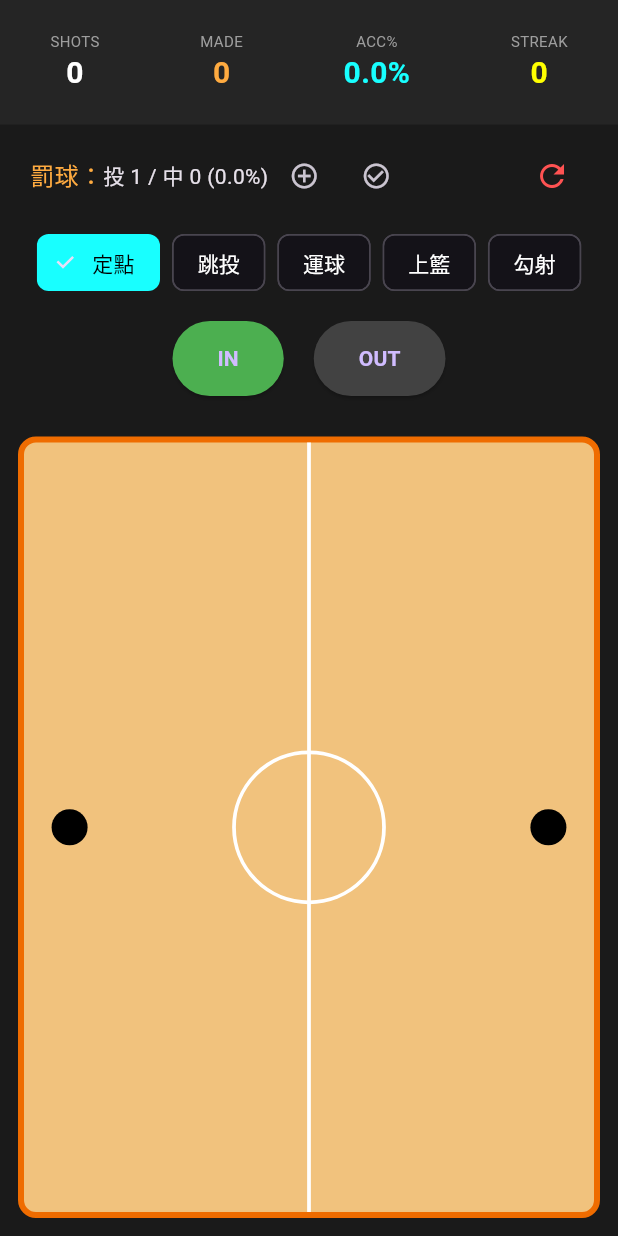
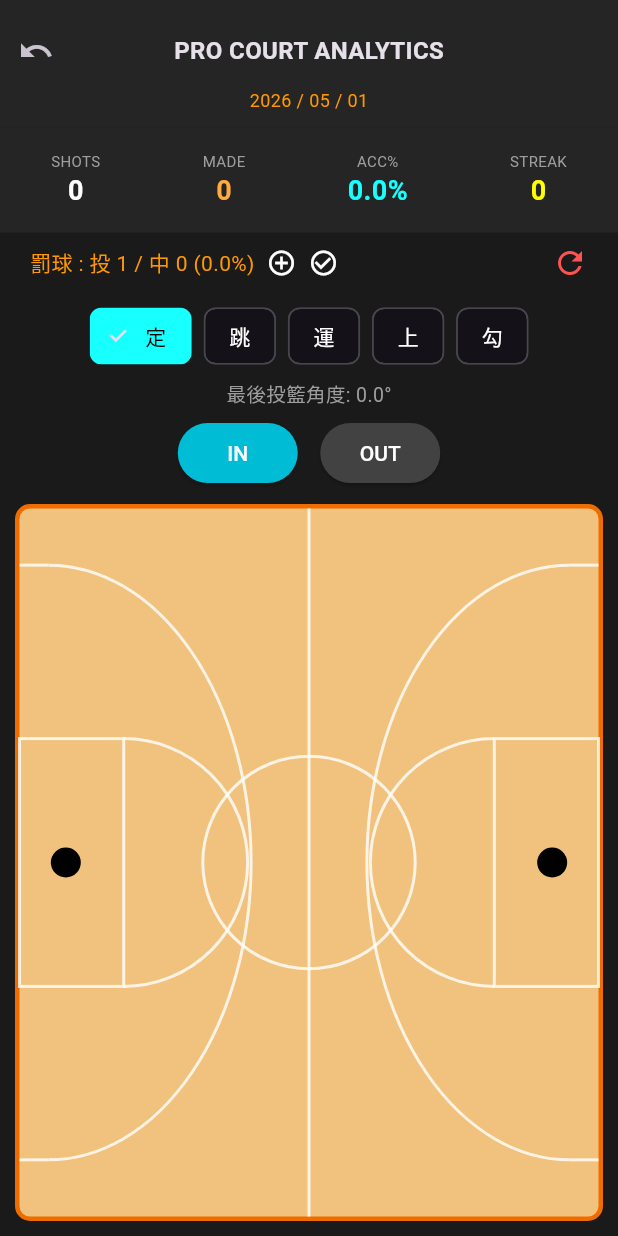
Before and after one commit to qp2ldilrul/basketball_trainer, a Flutter app: the screen it shows after launch, after a tap on the "add circle outline" icon, on a phone screen of 412 x 824 dp. Run offline on Flutter 3.47's test engine with Material 3 defaults, Android fonts, the phone set to English and light mode, and no system bars.

Commit message:
force update basketball pro version

```diff
--- a/lib/main.dart
+++ b/lib/main.dart
@@ -27,7 +27,7 @@ class BasketballProApp extends StatelessWidget {
 class ShotRecord {
   final Offset position;
   final bool isMade;
-  final double angle; // 保留角度數據，供後續分析
+  final double angle;
   final String type;
   final Color color;
 
@@ -40,7 +40,6 @@ class ShotRecord {
   });
 }
 
-// 修正後的類別結構
 class ShotProScreen extends StatefulWidget {
   const ShotProScreen({super.key});
 
@@ -67,21 +66,21 @@ class ShotTrackerBody extends StatefulWidget {
 class _ShotTrackerBodyState extends State<ShotTrackerBody> {
   final List<ShotRecord> _records = [];
   bool _nextIsMade = true;
-  String _currentType = '定點';
+  String _currentType = '定';
   int _streak = 0;
   int _ftTotal = 0;
   int _ftMade = 0;
+  double _lastAngle = 0.0;
 
   final Map<String, Color> _typeColors = {
-    '定點': Colors.cyanAccent,
-    '跳投': Colors.purpleAccent,
-    '運球': Colors.yellowAccent,
-    '上籃': Colors.limeAccent,
-    '勾射': Colors.orangeAccent,
+    '定': Colors.cyanAccent,
+    '跳': Colors.purpleAccent,
+    '運': Colors.yellowAccent,
+    '上': Colors.limeAccent,
+    '勾': Colors.orangeAccent,
   };
 
   void _handleTap(Offset pos, Size size) {
-    // 角度運算邏輯：計算相對於最近籃框位置的角度
     double targetX = pos.dx > size.width / 2 ? size.width * 0.92 : size.width * 0.08;
     double targetY = size.height / 2;
     double dx = pos.dx - targetX;
@@ -89,6 +88,7 @@ class _ShotTrackerBodyState extends State<ShotTrackerBody> {
     double deg = (math.atan2(dy, dx) * 180 / math.pi).abs();
 
     setState(() {
+      _lastAngle = deg;
       _records.add(ShotRecord(
         position: pos,
         isMade: _nextIsMade,
@@ -108,18 +108,47 @@ class _ShotTrackerBodyState extends State<ShotTrackerBody> {
     _streak = s;
   }
 
+  void _undo() {
+    if (_records.isNotEmpty) {
+      setState(() {
+        _records.removeLast();
+        _updateStreak();
+        _lastAngle = _records.isEmpty ? 0.0 : _records.last.angle;
+      });
+    }
+  }
+
   @override
   Widget build(BuildContext context) {
     int total = _records.length;
     int made = _records.where((r) => r.isMade).length;
     double acc = total == 0 ? 0 : (made / total) * 100;
     double ftAcc = _ftTotal == 0 ? 0 : (_ftMade / _ftTotal) * 100;
+    String today = "${DateTime.now().year} / ${DateTime.now().month.toString().padLeft(2, '0')} / ${DateTime.now().day.toString().padLeft(2, '0')}";
 
     return Column(
       children: [
-        // 頂部統計數據
         Container(
-          padding: const EdgeInsets.symmetric(vertical: 20),
+          width: double.infinity,
+          padding: const EdgeInsets.only(top: 10),
+          color: const Color(0xFF252525),
+          child: Column(
+            children: [
+              Row(
+                mainAxisAlignment: MainAxisAlignment.spaceBetween,
+                children: [
+                  IconButton(icon: const Icon(Icons.undo), onPressed: _undo),
+                  const Text('PRO COURT ANALYTICS', style: TextStyle(fontWeight: FontWeight.bold, fontSize: 16)),
+                  const SizedBox(width: 48),
+                ],
+              ),
+              Text(today, style: const TextStyle(color: Colors.orange, fontSize: 12)),
+              const SizedBox(height: 10),
+            ],
+          ),
+        ),
+        Container(
+          padding: const EdgeInsets.symmetric(vertical: 15),
           color: const Color(0xFF252525),
           child: Row(
             mainAxisAlignment: MainAxisAlignment.spaceAround,
@@ -131,25 +160,23 @@ class _ShotTrackerBodyState extends State<ShotTrackerBody> {
             ],
           ),
         ),
-        // 罰球與重設按鈕
         Padding(
-          padding: const EdgeInsets.symmetric(vertical: 10, horizontal: 20),
+          padding: const EdgeInsets.symmetric(vertical: 8, horizontal: 20),
           child: Row(
-            mainAxisAlignment: MainAxisAlignment.center,
             children: [
-              const Text('罰球：', style: TextStyle(color: Colors.orangeAccent, fontSize: 16)),
-              Text('投 $_ftTotal / 中 $_ftMade (${ftAcc.toStringAsFixed(1)}%)', style: const TextStyle(fontSize: 14)),
-              IconButton(icon: const Icon(Icons.add_circle_outline, size: 20), onPressed: () => setState(() => _ftTotal++)),
-              IconButton(icon: const Icon(Icons.check_circle_outline, size: 20), onPressed: () => setState(() { _ftTotal++; _ftMade++; })),
+              Text('罰球 : 投 $_ftTotal / 中 $_ftMade (${ftAcc.toStringAsFixed(1)}%)', style: const TextStyle(color: Colors.orange, fontSize: 14)),
+              const SizedBox(width: 8),
+              GestureDetector(onTap: () => setState(() => _ftTotal++), child: const Icon(Icons.add_circle_outline, size: 20)),
+              const SizedBox(width: 8),
+              GestureDetector(onTap: () => setState(() { _ftTotal++; _ftMade++; }), child: const Icon(Icons.check_circle_outline, size: 20)),
               const Spacer(),
-              IconButton(icon: const Icon(Icons.refresh, color: Colors.redAccent), onPressed: () => setState(() { _records.clear(); _streak = 0; _ftTotal = 0; _ftMade = 0; })),
+              GestureDetector(onTap: () => setState(() { _records.clear(); _ftTotal = 0; _ftMade = 0; _streak = 0; _lastAngle = 0; }), child: const Icon(Icons.refresh, color: Colors.redAccent, size: 24)),
             ],
           ),
         ),
-        // 投籃類型選擇
-        SingleChildScrollView(
-          scrollDirection: Axis.horizontal,
-          child: Row(
+        const SizedBox(height: 5),
+        Row(
+          mainAxisAlignment: MainAxisAlignment.center,
           children: _typeColors.keys.map((type) => Padding(
             padding: const EdgeInsets.symmetric(horizontal: 4),
             child: ChoiceChip(
@@ -161,30 +188,28 @@ class _ShotTrackerBodyState extends State<ShotTrackerBody> {
             ),
           )).toList(),
         ),
+        Padding(
+          padding: const EdgeInsets.symmetric(vertical: 5),
+          child: Text('最後投籃角度: ${_lastAngle.toStringAsFixed(1)}°', style: const TextStyle(color: Colors.grey, fontSize: 13)),
         ),
-        // 進球切換按鈕
-        Padding(
-          padding: const EdgeInsets.symmetric(vertical: 15),
-          child: Row(
+        Row(
           mainAxisAlignment: MainAxisAlignment.center,
           children: [
-              _goalBtn(true, 'IN', Colors.green),
-              const SizedBox(width: 20),
-              _goalBtn(false, 'OUT', Colors.red),
+            _goalBtn(true, 'IN', Colors.grey.shade700),
+            const SizedBox(width: 15),
+            _goalBtn(false, 'OUT', Colors.redAccent),
           ],
         ),
-        ),
-        // 簡約球場繪製區
         Expanded(
           child: Padding(
-            padding: const EdgeInsets.all(12),
+            padding: const EdgeInsets.all(10),
             child: AspectRatio(
               aspectRatio: 16 / 9,
               child: Container(
                 decoration: BoxDecoration(
                   color: const Color(0xFFF1C27D),
-                  borderRadius: BorderRadius.circular(12),
-                  border: Border.all(color: Colors.orange.shade800, width: 4),
+                  borderRadius: BorderRadius.circular(10),
+                  border: Border.all(color: Colors.orange.shade800, width: 3),
                 ),
                 child: LayoutBuilder(
                   builder: (context, constraints) {
@@ -192,7 +217,7 @@ class _ShotTrackerBodyState extends State<ShotTrackerBody> {
                       onTapDown: (d) => _handleTap(d.localPosition, Size(constraints.maxWidth, constraints.maxHeight)),
                       child: CustomPaint(
                         size: Size.infinite,
-                        painter: SimpleCourtPainter(records: _records),
+                        painter: FullCourtPainter(records: _records),
                       ),
                     );
                   },
@@ -208,7 +233,7 @@ class _ShotTrackerBodyState extends State<ShotTrackerBody> {
   Widget _statBox(String label, String val, Color c) {
     return Column(children: [
       Text(label, style: const TextStyle(fontSize: 10, color: Colors.grey)),
-      Text(val, style: TextStyle(fontSize: 20, fontWeight: FontWeight.bold, color: c)),
+      Text(val, style: TextStyle(fontSize: 18, fontWeight: FontWeight.bold, color: c)),
     ]);
   }
 
@@ -217,43 +242,101 @@ class _ShotTrackerBodyState extends State<ShotTrackerBody> {
     return ElevatedButton(
       onPressed: () => setState(() => _nextIsMade = goal),
       style: ElevatedButton.styleFrom(
-        backgroundColor: active ? c : Colors.grey[800],
-        padding: const EdgeInsets.symmetric(horizontal: 30, vertical: 15),
+        backgroundColor: active ? (goal ? Colors.cyan : Colors.red) : Colors.grey[800],
+        minimumSize: const Size(80, 40),
       ),
-      child: Text(txt, style: const TextStyle(fontWeight: FontWeight.bold)),
+      child: Text(txt, style: const TextStyle(color: Colors.white)),
     );
   }
 }
 
-class SimpleCourtPainter extends CustomPainter {
+class FullCourtPainter extends CustomPainter {
   final List<ShotRecord> records;
-  SimpleCourtPainter({required this.records});
+  FullCourtPainter({required this.records});
 
   @override
   void paint(Canvas canvas, Size size) {
-    final linePaint = Paint()..color = Colors.white..style = PaintingStyle.stroke..strokeWidth = 2.5;
+    final linePaint = Paint()
+      ..color = Colors.white.withOpacity(0.8)
+      ..style = PaintingStyle.stroke
+      ..strokeWidth = 2.0;
+
     final dotPaint = Paint()..color = Colors.black..style = PaintingStyle.fill;
 
-    double midX = size.width / 2;
-    double midY = size.height / 2;
+    double w = size.width;
+    double h = size.height;
+    double midX = w / 2;
+    double midY = h / 2;
 
-    // 繪製球場基本線條
-    canvas.drawLine(Offset(midX, 0), Offset(midX, size.height), linePaint);
-    canvas.drawCircle(Offset(midX, midY), 50, linePaint);
+    // 1. 中線與中圈
+    canvas.drawLine(Offset(midX, 0), Offset(midX, h), linePaint);
+    canvas.drawCircle(Offset(midX, midY), h * 0.15, linePaint);
 
-    // 依要求：在左右兩側中線位置放上實心大黑點
-    canvas.drawCircle(Offset(size.width * 0.08, midY), 12, dotPaint);
-    canvas.drawCircle(Offset(size.width * 0.92, midY), 12, dotPaint);
+    // 2. 繪製左右兩側的球場標線
+    for (bool isLeft in [true, false]) {
+      double sideMul = isLeft ? 1 : -1;
+      double startX = isLeft ? 0 : w;
 
-    // 繪製投籃點 (移除所有角度與位置文字標示)
+      // 禁區 (Key)
+      double keyW = w * 0.18;
+      double keyH = h * 0.35;
+      canvas.drawRect(
+        Rect.fromCenter(
+          center: Offset(startX + (sideMul * keyW / 2), midY),
+          width: keyW,
+          height: keyH,
+        ),
+        linePaint,
+      );
+
+      // 罰球弧
+      canvas.drawArc(
+        Rect.fromCenter(
+          center: Offset(startX + (sideMul * keyW), midY),
+          width: keyH,
+          height: keyH,
+        ),
+        isLeft ? -math.pi / 2 : math.pi / 2,
+        math.pi,
+        false,
+        linePaint,
+      );
+
+      // 三分線
+      double threeDist = w * 0.35;
+      double straightLineH = h * 0.1; // 三分線底角直線部分
+
+      // 底角直線
+      canvas.drawLine(Offset(startX, midY - (h * 0.42)), Offset(startX + (sideMul * w * 0.05), midY - (h * 0.42)), linePaint);
+      canvas.drawLine(Offset(startX, midY + (h * 0.42)), Offset(startX + (sideMul * w * 0.05), midY + (h * 0.42)), linePaint);
+
+      // 三分線大弧度
+      canvas.drawArc(
+        Rect.fromCenter(
+          center: Offset(startX + (sideMul * w * 0.05), midY),
+          width: threeDist * 2,
+          height: h * 0.84,
+        ),
+        isLeft ? -math.pi / 2 : math.pi / 2,
+        math.pi,
+        false,
+        linePaint,
+      );
+    }
+
+    // 3. 左右兩側中線位置的實心大黑點 (依要求保留)
+    canvas.drawCircle(Offset(w * 0.08, midY), 10, dotPaint);
+    canvas.drawCircle(Offset(w * 0.92, midY), 10, dotPaint);
+
+    // 4. 繪製投籃點
     for (var r in records) {
       final pPaint = Paint()..color = r.color;
       if (r.isMade) {
-        canvas.drawCircle(r.position, 8, pPaint);
+        canvas.drawCircle(r.position, 7, pPaint);
       } else {
-        canvas.drawCircle(r.position, 8, pPaint..style = PaintingStyle.stroke..strokeWidth = 3);
-        canvas.drawLine(Offset(r.position.dx-5, r.position.dy-5), Offset(r.position.dx+5, r.position.dy+5), pPaint);
-        canvas.drawLine(Offset(r.position.dx+5, r.position.dy-5), Offset(r.position.dx-5, r.position.dy+5), pPaint);
+        canvas.drawCircle(r.position, 7, pPaint..style = PaintingStyle.stroke..strokeWidth = 2);
+        canvas.drawLine(Offset(r.position.dx-4, r.position.dy-4), Offset(r.position.dx+4, r.position.dy+4), pPaint);
+        canvas.drawLine(Offset(r.position.dx+4, r.position.dy-4), Offset(r.position.dx-4, r.position.dy+4), pPaint);
       }
     }
   }
```
Lines whose indentation alone changed are shown as unchanged.
